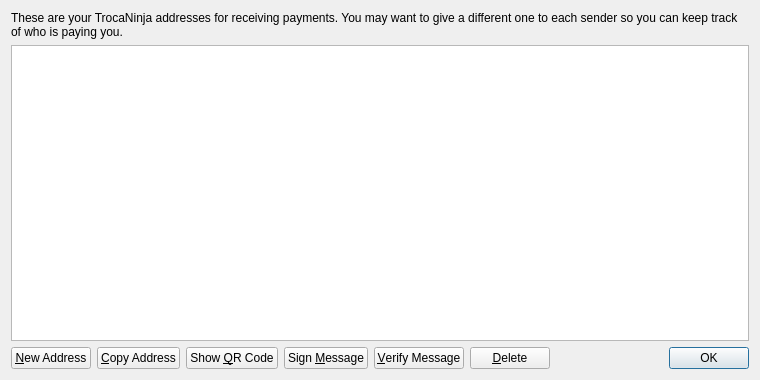
Old version of the form src/qt/forms/addressbookpage.ui in the repository tnjtnj/tnj.
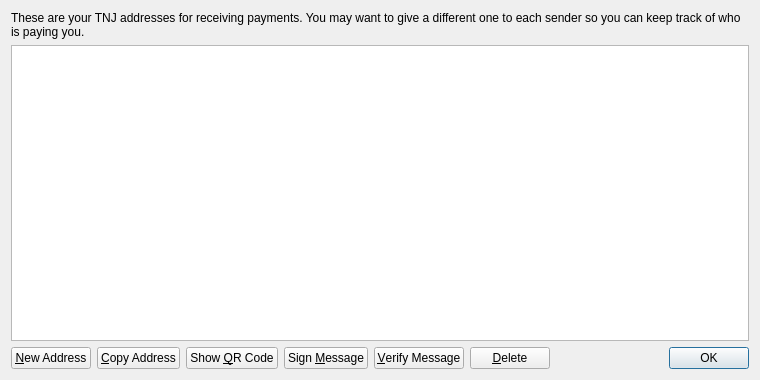
New version of the form. Icons and pictures are not drawn.

```diff
--- a/src/qt/forms/addressbookpage.ui
+++ b/src/qt/forms/addressbookpage.ui
@@ -17,7 +17,7 @@
    <item>
     <widget class="QLabel" name="labelExplanation">
      <property name="text">
-      <string>These are your TrocaNinja addresses for receiving payments. You may want to give a different one to each sender so you can keep track of who is paying you.</string>
+      <string>These are your TNJ addresses for receiving payments. You may want to give a different one to each sender so you can keep track of who is paying you.</string>
      </property>
      <property name="textFormat">
       <enum>Qt::PlainText</enum>
```
Left out of the diff: 4 changed lines with no effect on the pictures.
